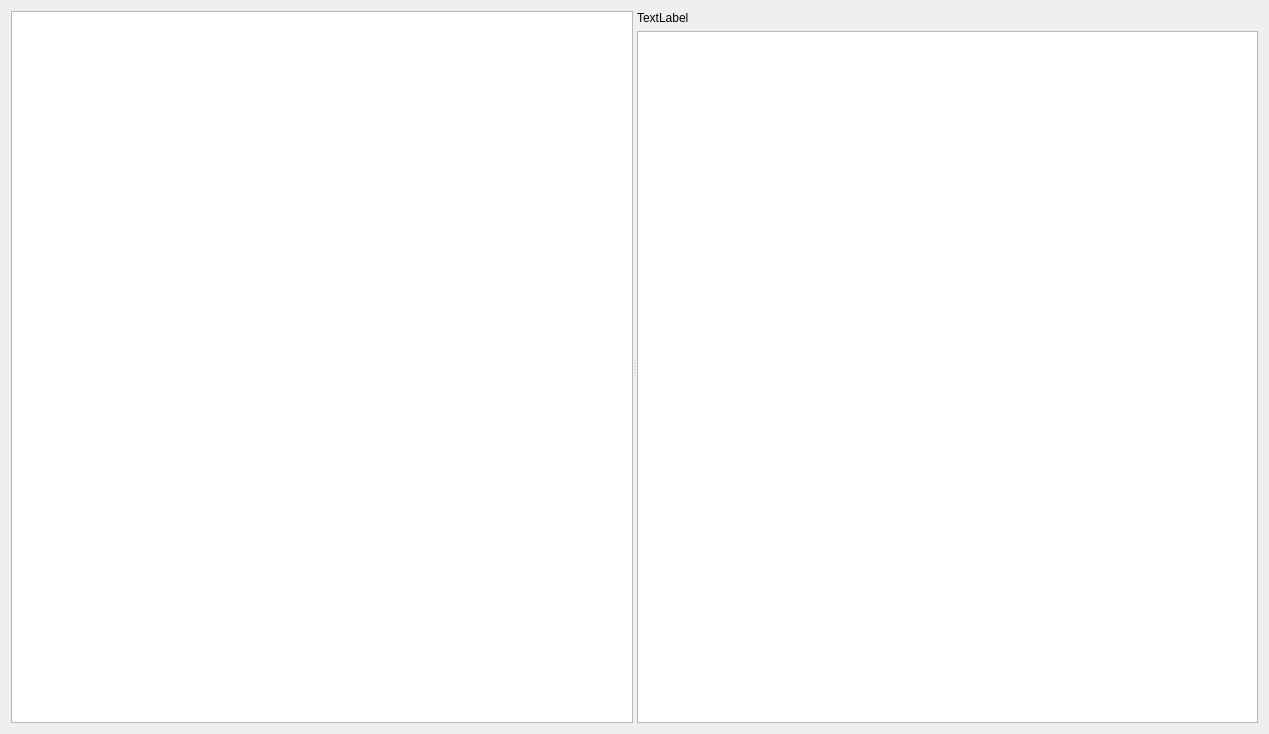
Above: som_gui/module/modelcheck/qt/ObjectCheckWidget.ui from c-mellueh/SOM-Toolkit before the change. Below: the same form after it.
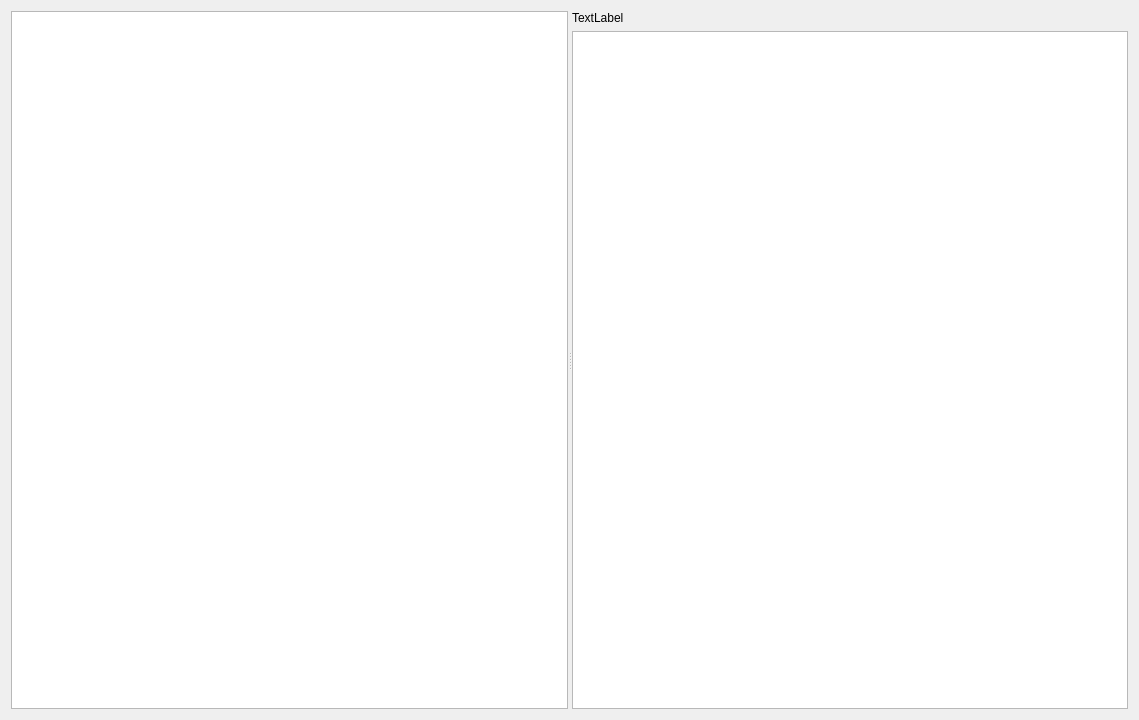
That is the form after the change. Custom widgets are drawn as their Qt base class.

Commit message: tree finished

```diff
--- a/som_gui/module/modelcheck/qt/ObjectCheckWidget.ui
+++ b/som_gui/module/modelcheck/qt/ObjectCheckWidget.ui
@@ -6,8 +6,8 @@
    <rect>
     <x>0</x>
     <y>0</y>
-       <width>1269</width>
-       <height>734</height>
+       <width>1139</width>
+       <height>720</height>
    </rect>
   </property>
   <property name="windowTitle">
@@ -50,6 +50,11 @@
             <extends>QTreeView</extends>
             <header>som_gui.module.modelcheck.ui</header>
         </customwidget>
+        <customwidget>
+            <class>PsetTree</class>
+            <extends>QTreeView</extends>
+            <header>som_gui.module.modelcheck.ui</header>
+        </customwidget>
     </customwidgets>
  <resources/>
  <connections/>
```
Left out of the diff: 2 changed lines with no effect on the pictures. The commit also changes 5 other files.
